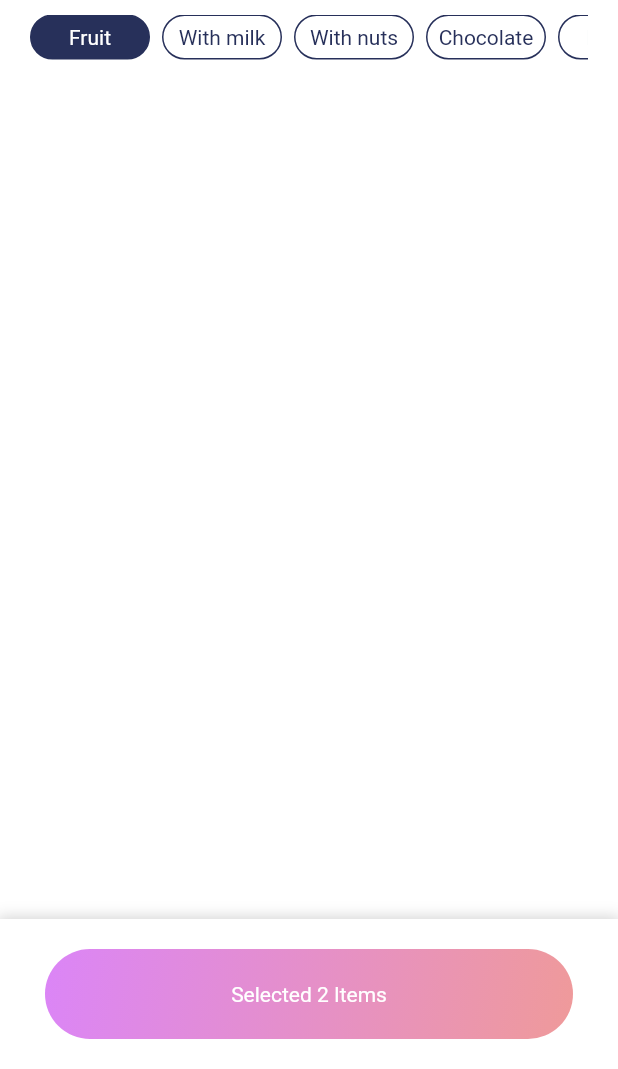
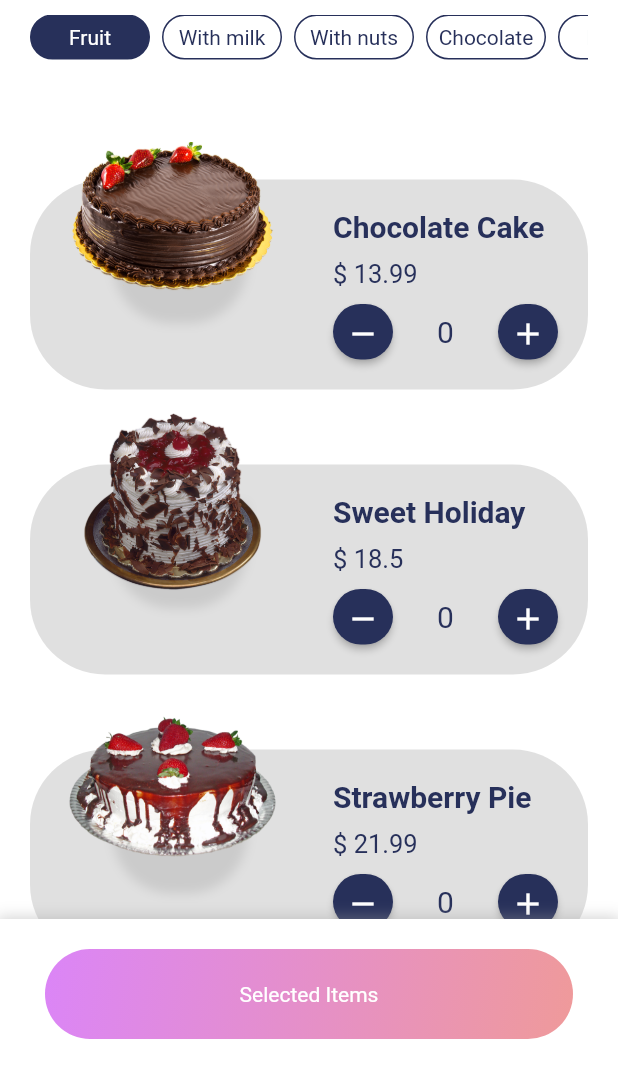
Before and after one commit to AlaaElsweedy/DessertsApp, a Flutter app: the screen it shows after launch, on a phone screen of 412 x 824 dp, the part 167-1236 px from its top. Run offline on Flutter 3.47's test engine with Material 2 defaults, Android fonts, the phone set to English and light mode, and no system bars.

Commit message:
Finish home page

```diff
--- a/lib/main.dart
+++ b/lib/main.dart
@@ -1,6 +1,8 @@
 import 'package:desserts_app/data.dart';
+import 'package:desserts_app/provider/product_provider.dart';
 import 'package:desserts_app/screens/home_page.dart';
 import 'package:flutter/material.dart';
+import 'package:provider/provider.dart';
 
 void main() {
   runApp(MyApp());
@@ -9,9 +11,12 @@ void main() {
 class MyApp extends StatelessWidget {
   @override
   Widget build(BuildContext context) {
-    return MaterialApp(
-      debugShowCheckedModeBanner: false,
-      home: HomePage(),
+    return ChangeNotifierProvider.value(
+      value: ProductProvider(),
+      child: MaterialApp(
+        debugShowCheckedModeBanner: false,
+        home: HomePage(),
+      ),
     );
   }
 }
--- a/lib/models/product.dart
+++ b/lib/models/product.dart
@@ -1,9 +1,12 @@
-class Product {
+import 'package:flutter/foundation.dart';
+
+class Product with ChangeNotifier {
   final String id;
   final String title;
   final String ingredients;
   final String image;
   final double price;
+  int quantity;
 
   Product({
     this.id,
@@ -11,36 +14,6 @@ class Product {
     this.ingredients,
     this.image,
     this.price,
+    this.quantity = 0,
   });
 }
-
-final List<Product> products = [
-  Product(
-    id: 'p1',
-    title: 'Chocolate Cake',
-    ingredients: ' flour, sugar, eggs, butter or oil or margarine, a liquid, and a leavening agent, such as baking soda or baking powder. Common additional ingredients and flavourings include dried, candied, or fresh fruit, nuts, cocoa, and extracts such as vanilla, with numerous substitutions for the primary ingredients',
-    image: 'assets/images/chocolate.png',
-    price: 13.99,
-  ),
-  Product(
-    title: 'Strawberry Cake',
-    id: 'p2',
-    ingredients: ' flour, sugar, eggs, butter or oil or margarine, a liquid, and a leavening agent, such as baking soda or baking powder. Common additional ingredients and flavourings include dried, candied, or fresh fruit, nuts, cocoa, and extracts such as vanilla, with numerous substitutions for the primary ingredients',
-    image: 'assets/images/strawberry_cake.png',
-    price: 18.50,
-  ),
-  Product(
-    id: 'p3',
-    title: 'Cherry and Strawberry Cake',
-    ingredients: ' flour, sugar, eggs, butter or oil or margarine, a liquid, and a leavening agent, such as baking soda or baking powder. Common additional ingredients and flavourings include dried, candied, or fresh fruit, nuts, cocoa, and extracts such as vanilla, with numerous substitutions for the primary ingredients',
-    image: 'assets/images/cherry_strawberry_cake.png',
-    price: 21.99,
-  ),
-  Product(
-    id: 'p4',
-    title: 'Oreo Cake',
-    ingredients: ' flour, sugar, eggs, butter or oil or margarine, a liquid, and a leavening agent, such as baking soda or baking powder. Common additional ingredients and flavourings include dried, candied, or fresh fruit, nuts, cocoa, and extracts such as vanilla, with numerous substitutions for the primary ingredients',
-    image: 'assets/images/oreo.png',
-    price: 20.50,
-  ),
-];
--- /dev/null
+++ b/lib/provider/product_provider.dart
@@ -0,0 +1,41 @@
+import 'package:flutter/foundation.dart';
+import 'package:desserts_app/models/product.dart';
+
+class ProductProvider with ChangeNotifier {
+  final List<Product> _products = [
+    Product(
+      id: 'p1',
+      title: 'Chocolate Cake',
+      ingredients: ' flour, sugar, eggs, butter or oil or margarine, a liquid, and a leavening agent, such as baking soda or baking powder. Common additional ingredients and flavourings include dried, candied, or fresh fruit, nuts, cocoa, and extracts such as vanilla, with numerous substitutions for the primary ingredients',
+      image: 'assets/images/chocolate_cake.png',
+      price: 13.99,
+      quantity: 0,
+    ),
+    Product(
+      title: 'Sweet Holiday',
+      id: 'p2',
+      ingredients: ' flour, sugar, eggs, butter or oil or margarine, a liquid, and a leavening agent, such as baking soda or baking powder. Common additional ingredients and flavourings include dried, candied, or fresh fruit, nuts, cocoa, and extracts such as vanilla, with numerous substitutions for the primary ingredients',
+      image: 'assets/images/sweet_holiday.png',
+      price: 18.50,
+      quantity: 0,
+    ),
+    Product(
+      id: 'p3',
+      title: 'Strawberry Pie',
+      ingredients: ' flour, sugar, eggs, butter or oil or margarine, a liquid, and a leavening agent, such as baking soda or baking powder. Common additional ingredients and flavourings include dried, candied, or fresh fruit, nuts, cocoa, and extracts such as vanilla, with numerous substitutions for the primary ingredients',
+      image: 'assets/images/strawberry-pie.png',
+      price: 21.99,
+      quantity: 0,
+    ),
+    Product(
+      id: 'p4',
+      title: 'Oreo Cake',
+      ingredients: ' flour, sugar, eggs, butter or oil or margarine, a liquid, and a leavening agent, such as baking soda or baking powder. Common additional ingredients and flavourings include dried, candied, or fresh fruit, nuts, cocoa, and extracts such as vanilla, with numerous substitutions for the primary ingredients',
+      image: 'assets/images/oreo_cake.png',
+      price: 20.50,
+      quantity: 0,
+    ),
+  ];
+
+  List<Product> get products => _products;
+}
--- a/lib/screens/home_page.dart
+++ b/lib/screens/home_page.dart
@@ -1,8 +1,12 @@
-import 'package:desserts_app/custom_button.dart';
+import 'package:desserts_app/widgets/home_bottom_section_widget.dart';
+import 'package:desserts_app/widgets/home_header_widget.dart';
+import 'package:desserts_app/widgets/product_widget.dart';
+
+import 'package:flutter/material.dart';
+import 'package:provider/provider.dart';
+
+import 'package:desserts_app/provider/product_provider.dart';
 import 'package:desserts_app/data.dart';
-import 'package:desserts_app/screens/components/home_bottom_section.dart';
-import 'package:desserts_app/screens/components/home_header.dart';
-import 'package:flutter/material.dart';
 
 class HomePage extends StatefulWidget {
   @override
@@ -12,6 +16,8 @@ class HomePage extends StatefulWidget {
 class _HomePageState extends State<HomePage> {
   @override
   Widget build(BuildContext context) {
+    final products = Provider.of<ProductProvider>(context).products;
+
     return Scaffold(
       backgroundColor: Colors.white,
       appBar: AppBar(
@@ -42,11 +48,23 @@ class _HomePageState extends State<HomePage> {
               crossAxisAlignment: CrossAxisAlignment.start,
               children: [
                 SizedBox(height: 20),
-                HomeHeader(),
+                HomeHeaderWidget(),
+                Expanded(
+                  child: ListView.builder(
+                    padding: EdgeInsets.only(top: 80, bottom: 120),
+                    itemCount: products.length,
+                    itemBuilder: (context, index) {
+                      return ChangeNotifierProvider.value(
+                        value: products[index],
+                        child: ProductWidget(),
+                      );
+                    },
+                  ),
+                ),
               ],
             ),
           ),
-          HomeBottomSection(),
+          HomeBottomSectionWidget(),
         ],
       ),
     );
--- a/lib/screens/components/home_bottom_section.dart
+++ b/lib/widgets/home_bottom_section_widget.dart
@@ -2,10 +2,11 @@ import 'package:desserts_app/custom_button.dart';
 import 'package:desserts_app/data.dart';
 import 'package:flutter/material.dart';
 
-class HomeBottomSection extends StatelessWidget {
+class HomeBottomSectionWidget extends StatelessWidget {
   @override
   Widget build(BuildContext context) {
     double bottomSectionHeight = 100.0;
+
     return Positioned(
       bottom: 0,
       left: 0,
@@ -33,7 +34,7 @@ class HomeBottomSection extends StatelessWidget {
               height: 60,
               width: double.infinity,
               child: Text(
-                'Selected 2 Items',
+                'Selected Items',
                 style: TextStyle(color: Colors.white),
               ),
               gradient: LinearGradient(
--- a/lib/screens/components/home_header.dart
+++ b/lib/widgets/home_header_widget.dart
@@ -1,12 +1,12 @@
 import 'package:desserts_app/data.dart';
 import 'package:flutter/material.dart';
 
-class HomeHeader extends StatefulWidget {
+class HomeHeaderWidget extends StatefulWidget {
   @override
-  _HomeHeaderState createState() => _HomeHeaderState();
+  _HomeHeaderWidgetState createState() => _HomeHeaderWidgetState();
 }
 
-class _HomeHeaderState extends State<HomeHeader> {
+class _HomeHeaderWidgetState extends State<HomeHeaderWidget> {
   int currentIndex = 0;
   final List<String> categories = [
     'Fruit',
--- /dev/null
+++ b/lib/widgets/product_widget.dart
@@ -0,0 +1,141 @@
+import 'package:desserts_app/data.dart';
+import 'package:desserts_app/models/product.dart';
+import 'package:flutter/material.dart';
+import 'package:provider/provider.dart';
+
+class ProductWidget extends StatefulWidget {
+  @override
+  _ProductWidgetState createState() => _ProductWidgetState();
+}
+
+class _ProductWidgetState extends State<ProductWidget> {
+  @override
+  Widget build(BuildContext context) {
+    final item = Provider.of<Product>(context);
+    return Stack(
+      children: [
+        Container(
+          alignment: Alignment.topRight,
+          margin: EdgeInsets.only(bottom: 50),
+          height: 140,
+          width: double.infinity,
+          decoration: BoxDecoration(
+            color: Colors.grey[300],
+            borderRadius: BorderRadius.circular(50),
+          ),
+          child: Padding(
+            padding: const EdgeInsets.only(right: 20, top: 20),
+            child: Container(
+              width: 150,
+              child: Column(
+                crossAxisAlignment: CrossAxisAlignment.start,
+                children: [
+                  Text(
+                    item.title,
+                    style: TextStyle(
+                      color: primaryColor,
+                      fontSize: 20,
+                      fontWeight: FontWeight.bold,
+                    ),
+                  ),
+                  SizedBox(height: 10),
+                  Text(
+                    '\$ ${item.price}',
+                    style: TextStyle(
+                      color: primaryColor,
+                      fontSize: 17,
+                      fontWeight: FontWeight.w400,
+                    ),
+                  ),
+                  SizedBox(height: 10),
+                  Expanded(
+                    child: Padding(
+                      padding: const EdgeInsets.only(bottom: 20),
+                      child: Row(
+                        mainAxisAlignment: MainAxisAlignment.spaceBetween,
+                        children: [
+                          buildRaisedButton(
+                            icon: Icon(Icons.remove, color: Colors.white,),
+                            onPressed: () {
+                              setState(() {
+                                if(item.quantity <= 0){
+                                  item.quantity = 0;
+                                } else {
+                                  setState(() {
+                                    item.quantity --;
+                                  });
+                                }
+                              });
+                            },
+                          ),
+                          Text(
+                            '${item.quantity}',
+                            style: TextStyle(
+                              color: primaryColor,
+                              fontSize: 20,
+                            ),
+                          ),
+                          buildRaisedButton(
+                            icon: Icon(Icons.add, color: Colors.white,),
+                            onPressed: () {
+                              setState(() {
+                                item.quantity ++;
+                              });
+                            },
+                          ),
+                        ],
+                      ),
+                    ),
+                  ),
+                ],
+              ),
+            ),
+          ),
+        ),
+
+        //-------------- Image ---------------
+        Container(
+          height: 120,
+          width: 140,
+          decoration: BoxDecoration(
+              borderRadius: BorderRadius.only(
+                bottomLeft: Radius.circular(40),
+                bottomRight: Radius.circular(40),
+              ),
+              boxShadow: [
+                BoxShadow(
+                  color: Colors.grey.shade400.withOpacity(0.6),
+                  offset: Offset(30, 1),
+                  spreadRadius: -25,
+                  blurRadius: 5,
+                ),
+              ]),
+          child: Transform.translate(
+            offset: Offset(25, -35),
+            child: Image.asset(
+              item.image,
+              fit: BoxFit.contain,
+            ),
+          ),
+        ),
+        //------------------ End of Image ---------------
+      ],
+    );
+  }
+
+  Widget buildRaisedButton({Function onPressed, Icon icon}) {
+    return SizedBox(
+      height: 40,
+      width: 40,
+      child: RaisedButton(
+        color: primaryColor,
+        padding: EdgeInsets.all(8),
+        shape: RoundedRectangleBorder(
+          borderRadius: BorderRadius.circular(30),
+        ),
+        child: icon,
+        onPressed: onPressed,
+      ),
+    );
+  }
+}
--- a/pubspec.yaml
+++ b/pubspec.yaml
@@ -23,6 +23,7 @@ environment:
 dependencies:
   flutter:
     sdk: flutter
+  provider: ^4.3.3
 
 
   # The following adds the Cupertino Icons font to your application.
```
Also changed, not shown: assets/images/cake-9754.png (added), assets/images/cherry_strawberry_cake.png (deleted), assets/images/strawberry-pie.png (added), assets/images/sweet_holiday.png (added), pubspec.lock.
